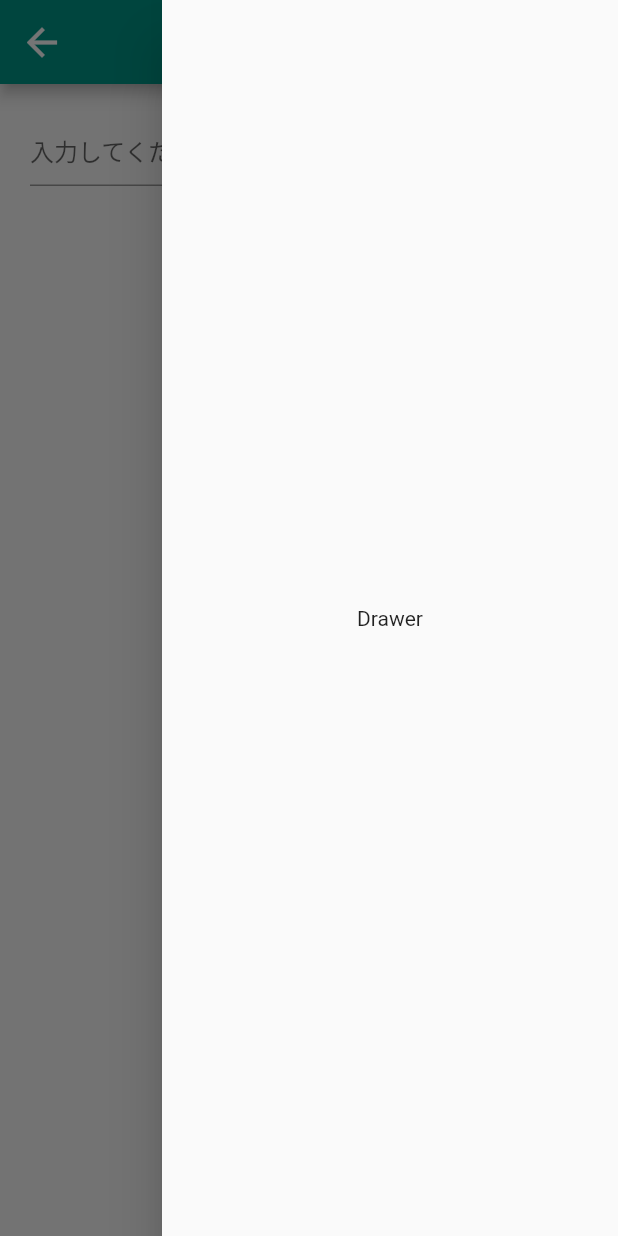
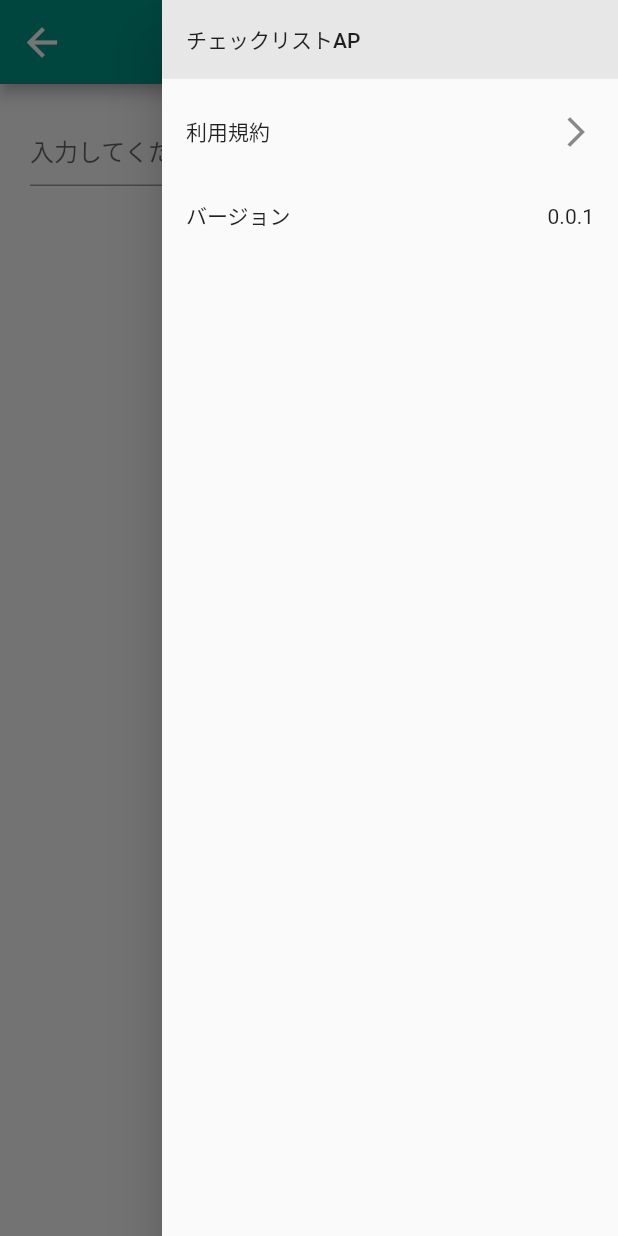
Before and after one commit to tsunagutn/checklist, a Flutter app: the Settings screen opened by its route, with the side drawer open, on a phone screen of 412 x 824 dp. Run offline on Flutter 3.47's test engine with Material 2 defaults, Android fonts, the light colour scheme and no system bars; missing offline and left inert: dart:html.

Commit message:
Drawer共通化

```diff
--- /dev/null
+++ b/lib/View/DrawerItem.dart
@@ -0,0 +1,29 @@
+import 'package:flutter/material.dart';
+
+class DrawerItem extends StatelessWidget {
+  @override
+  Widget build(BuildContext context) {
+    return Drawer(
+      child: ListView(
+        children: <Widget>[
+          Container(
+              height: 60,
+              child: const DrawerHeader(
+                child: Text('チェックリストAP'),
+                decoration: BoxDecoration(
+                  color: Color(0xffE7E7E7),
+                ),
+              )),
+          ListTile(
+            title: Text("利用規約"),
+            trailing: Icon(Icons.arrow_forward_ios),
+          ),
+          ListTile(
+            title: Text("バージョン"),
+            trailing: Text("0.0.1"),
+          ),
+        ],
+      ),
+    );
+  }
+}
--- a/lib/View/Settings.dart
+++ b/lib/View/Settings.dart
@@ -1,5 +1,6 @@
 import 'package:flutter/material.dart';
 import 'package:checklist/Model/SettingsModel.dart';
+import 'package:checklist/View/DrawerItem.dart';
 
 class Settings extends StatefulWidget {
   Settings({Key? key}) : super(key: key);
@@ -47,7 +48,7 @@ class _SettingsState extends State<Settings> {
             },
           ),
         ),
-        endDrawer: Drawer(child: Center(child: Text("Drawer"))),
+        endDrawer: DrawerItem(),
         // 背景色
         //backgroundColor: Colors.teal[50],
         body: Column(children: <Widget>[
```
Also changed, not shown: lib/View/Menu.dart (+3 -22 lines), pubspec.lock.
